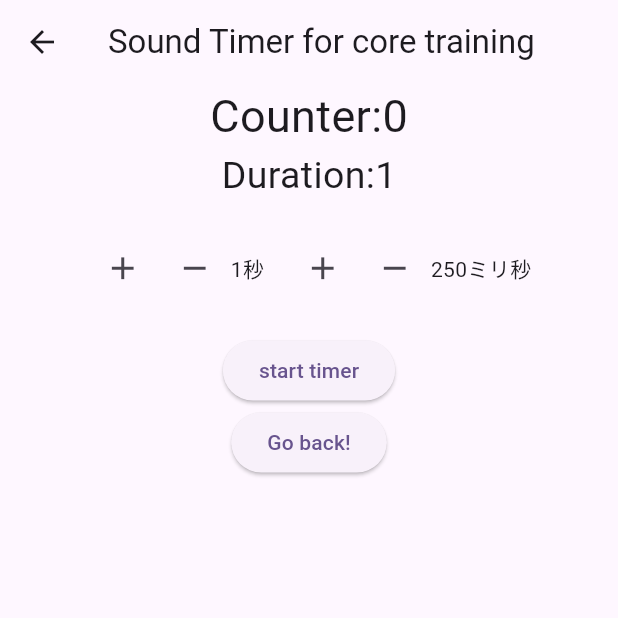
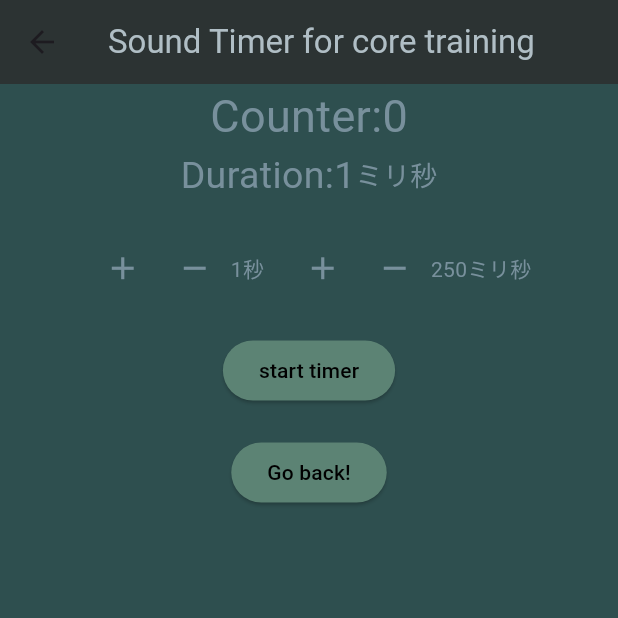
Before and after one commit to of3jlmssoo/exercise_Tracker_flutter, a Flutter app: the SoundTimer screen opened directly, on a phone screen of 412 x 824 dp, the top half of it. Run offline on Flutter 3.47's test engine with Material 2 defaults, Android fonts, the light colour scheme and no system bars; our stand-ins replace flutter_riverpod.

Commit message:
colors on sound timer

```diff
--- a/lib/main.dart
+++ b/lib/main.dart
@@ -463,25 +463,43 @@ class SoundTimer extends ConsumerWidget {
   @override
   Widget build(BuildContext context, WidgetRef ref) {
     return Scaffold(
+      backgroundColor: const Color(myTimeAreaColor),
       appBar: AppBar(
-        title: const Text('Sound Timer for core training'),
+        backgroundColor: const Color(myAppBarColor),
+        title: const Text(
+          'Sound Timer for core training',
+          style: TextStyle(color: Color(myAppBarFontColor)),
+        ),
       ),
       body: Column(
         crossAxisAlignment: CrossAxisAlignment.center,
         children: [
           Text(
             'Counter:${ref.watch(soundTimerCounter)}',
-            style: TextStyle(fontSize: 30),
+            style: const TextStyle(
+                fontSize: 30, color: Color(myTimeInfoFontColor)),
           ),
-          Text(
-            'Duration:${ref.watch(delayedDuration)}',
-            style: TextStyle(fontSize: 25),
+          Row(
+            mainAxisAlignment: MainAxisAlignment.center,
+            children: [
+              Text(
+                'Duration:${ref.watch(delayedDuration)}',
+                style: const TextStyle(
+                    fontSize: 25, color: Color(myTimeInfoFontColor)),
+              ),
+              const Text(
+                'ミリ秒',
+                style:
+                    TextStyle(fontSize: 18, color: Color(myTimeInfoFontColor)),
+              ),
+            ],
           ),
-          SizedBox(height: 20),
+          const SizedBox(height: 20),
           Row(
             mainAxisAlignment: MainAxisAlignment.center,
             children: [
               IconButton(
+                color: const Color(myTimeInfoFontColor),
                 iconSize: 25,
                 icon: const Icon(Icons.add),
                 tooltip: 'Increase by $adjustmentUnitSeconds seconds',
@@ -492,6 +510,7 @@ class SoundTimer extends ConsumerWidget {
                 },
               ),
               IconButton(
+                color: const Color(myTimeInfoFontColor),
                 iconSize: 25,
                 icon: const Icon(Icons.remove),
                 tooltip: 'Decrease by $adjustmentUnitSeconds seconds',
@@ -501,11 +520,13 @@ class SoundTimer extends ConsumerWidget {
                       .update((state) => state - adjustmentUnitSeconds * 1000);
                 },
               ),
-              Text('$adjustmentUnitSeconds秒'),
-              SizedBox(
+              Text('$adjustmentUnitSeconds秒',
+                  style: const TextStyle(color: Color(myTimeInfoFontColor))),
+              const SizedBox(
                 width: 15,
               ),
               IconButton(
+                color: Color(myTimeInfoFontColor),
                 iconSize: 25,
                 icon: const Icon(Icons.add),
                 tooltip: 'Increase by $adjustmentUnitMilliseconds milliseconds',
@@ -516,6 +537,7 @@ class SoundTimer extends ConsumerWidget {
                 },
               ),
               IconButton(
+                color: const Color(myTimeInfoFontColor),
                 iconSize: 25,
                 icon: const Icon(Icons.remove),
                 tooltip: 'Decrease by $adjustmentUnitMilliseconds milliseconds',
@@ -525,19 +547,29 @@ class SoundTimer extends ConsumerWidget {
                       .update((state) => state - adjustmentUnitMilliseconds);
                 },
               ),
-              Text('$adjustmentUnitMillisecondsミリ秒'),
+              Text('$adjustmentUnitMillisecondsミリ秒',
+                  style: TextStyle(
+                    color: Color(myTimeInfoFontColor),
+                  )),
             ],
           ),
-          SizedBox(height: 20),
+          const SizedBox(height: 20),
           ElevatedButton(
+            style: ElevatedButton.styleFrom(
+                backgroundColor: const Color(myCardColor),
+                foregroundColor: Colors.black),
             onPressed: () {
               ref.read(soundTimerCounter.notifier).update((state) => 10);
               ref.read(delayedDuration.notifier).update((state) => 2750);
               startbeeptimer(ref: ref, counter: ref.watch(soundTimerCounter));
             },
-            child: Text('start timer'),
+            child: const Text('start timer'),
           ),
+          const SizedBox(height: 20),
           ElevatedButton(
+            style: ElevatedButton.styleFrom(
+                backgroundColor: const Color(myCardColor),
+                foregroundColor: Colors.black),
             onPressed: () {
               // Navigate back to first route when tapped.
               Navigator.pop(context);
```
Also changed, not shown: 1 other file.
